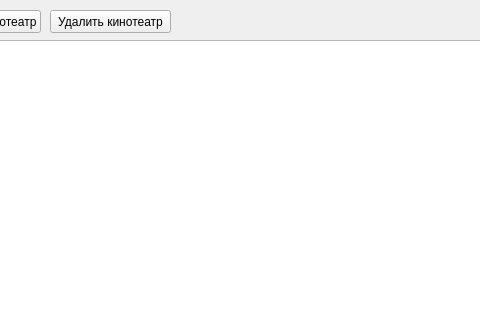
Old version of the form data/ui/cinemas.ui in the repository fivan999/cinema-controlling-system; both pictures show x 90 to 570 and y 0 to 320 of the 711 by 457 pixel window.
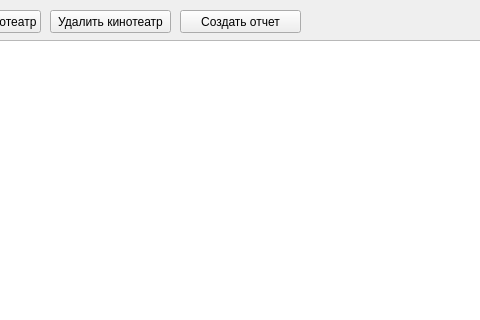
New version of the form.

```diff
--- a/data/ui/cinemas.ui
+++ b/data/ui/cinemas.ui
@@ -49,6 +49,19 @@
     <string>Удалить кинотеатр</string>
    </property>
   </widget>
+  <widget class="QPushButton" name="report_button">
+   <property name="geometry">
+    <rect>
+     <x>270</x>
+     <y>10</y>
+     <width>121</width>
+     <height>23</height>
+    </rect>
+   </property>
+   <property name="text">
+    <string>Создать отчет</string>
+   </property>
+  </widget>
  </widget>
  <resources/>
  <connections/>
```
